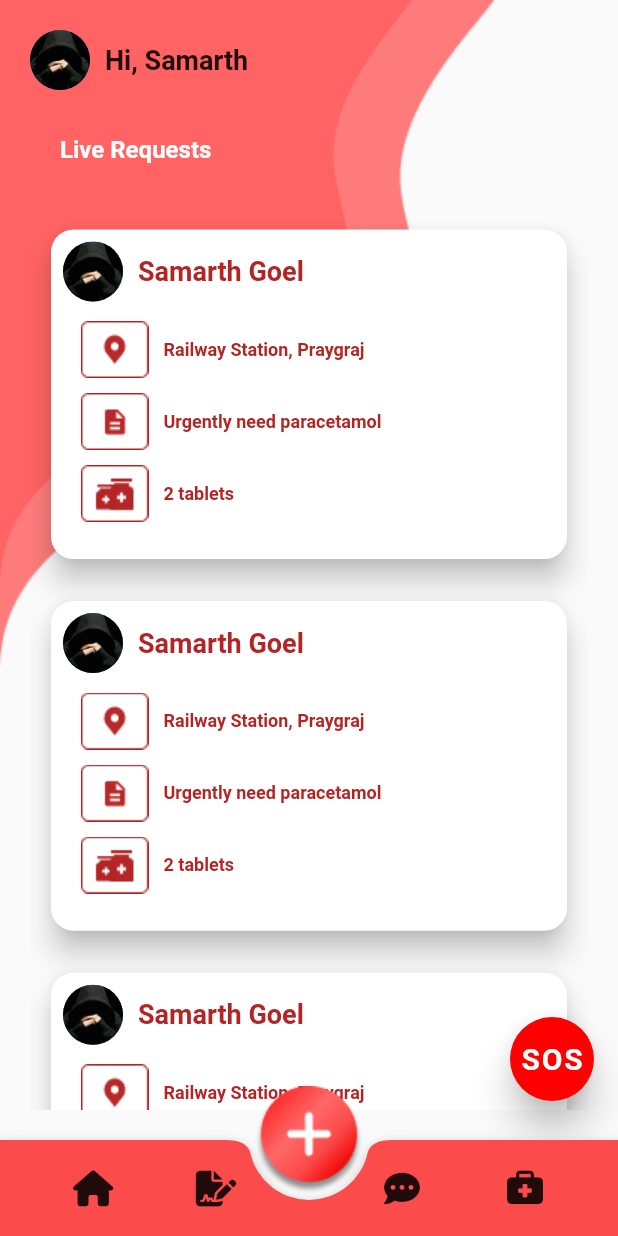
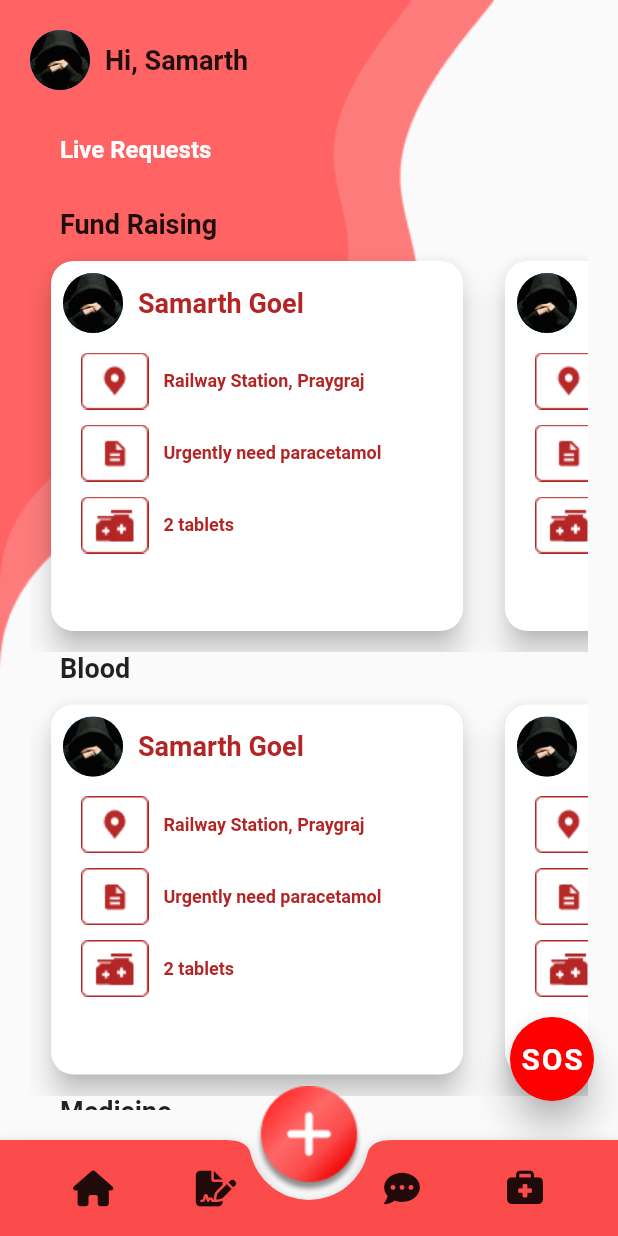
Before and after one commit to Sam-commit/Health-Emergency-App, a Flutter app: the screen it shows after launch, on a phone screen of 412 x 824 dp. Run offline on Flutter 3.47's test engine with Material 2 defaults, Android fonts, the phone set to English and light mode, and no system bars; our stand-ins replace firebase_core, firebase_messaging, flutter_local_notifications, font_awesome_flutter, toggle_switch; accounts and stored records are empty.

Commit message:
Added new Screens

```diff
--- a/pro_tec/lib/main.dart
+++ b/pro_tec/lib/main.dart
@@ -1,12 +1,50 @@
 import 'package:flutter/cupertino.dart';
 import 'package:flutter/material.dart';
+import 'package:pro_tec/widgets/category.dart';
 import 'package:pro_tec/widgets/my_card.dart';
 import 'package:font_awesome_flutter/font_awesome_flutter.dart';
 import 'package:pro_tec/my_requests.dart';
+import 'package:firebase_core/firebase_core.dart';
+import 'new_event.dart';
+import 'package:pro_tec/create_request.dart';
+import 'package:firebase_messaging/firebase_messaging.dart';
+import 'package:flutter_local_notifications/flutter_local_notifications.dart';
 
-void main() {
+Future<void> _firebaseMessagingBackgroundHandler(RemoteMessage message) async {
+  await Firebase.initializeApp();
+
+  print("Handling a background message: ${message.messageId}");
+}
+
+void main() async {
+  WidgetsFlutterBinding.ensureInitialized();
+  await Firebase.initializeApp();
+  // subscribe to topic on each app start-up
+  await FirebaseMessaging.instance.subscribeToTopic('message');
+
+  FirebaseMessaging.onBackgroundMessage(_firebaseMessagingBackgroundHandler);
+  await flutterLocalNotificationsPlugin
+      .resolvePlatformSpecificImplementation<
+          AndroidFlutterLocalNotificationsPlugin>()
+      ?.createNotificationChannel(channel);
+
+  await FirebaseMessaging.instance.setForegroundNotificationPresentationOptions(
+    alert: true,
+    badge: true,
+    sound: true,
+  );
   runApp(const MyApp());
 }
+
+const AndroidNotificationChannel channel = AndroidNotificationChannel(
+  'high_importance_channel', // id
+  'High Importance Notifications', // title
+  description:
+      "This channel is used for important notifications.", // description
+  importance: Importance.high,
+);
+final FlutterLocalNotificationsPlugin flutterLocalNotificationsPlugin =
+    FlutterLocalNotificationsPlugin();
 
 class MyApp extends StatelessWidget {
   const MyApp({Key? key}) : super(key: key);
@@ -19,7 +57,9 @@ class MyApp extends StatelessWidget {
           body: HomePage(),
           floatingActionButtonLocation:
               FloatingActionButtonLocation.centerDocked,
-          floatingActionButton: Image(image: AssetImage("images/button.png"),),
+          floatingActionButton: Image(
+            image: AssetImage("images/button.png"),
+          ),
           bottomNavigationBar: BottomAppBar(
             elevation: 5,
             shape: CircularNotchedRectangle(),
@@ -41,16 +81,14 @@ class MyApp extends StatelessWidget {
                               icon: FaIcon(FontAwesomeIcons.house)),
                         ),
                         Padding(
-                          padding: const EdgeInsets.all(8.0),
-                          child: IconButton(
-                              onPressed: () {},
-                              icon: FaIcon(FontAwesomeIcons.fileSignature))
-                        ),
+                            padding: const EdgeInsets.all(8.0),
+                            child: IconButton(
+                                onPressed: () {},
+                                icon: FaIcon(FontAwesomeIcons.fileSignature))),
                       ],
                     ),
                   ),
                 ),
-
                 Expanded(
                   child: Padding(
                     padding: const EdgeInsets.symmetric(horizontal: 30),
@@ -61,7 +99,7 @@ class MyApp extends StatelessWidget {
                           padding: const EdgeInsets.all(8.0),
                           child: IconButton(
                               onPressed: () {},
-                              icon:FaIcon(FontAwesomeIcons.solidCommentDots)),
+                              icon: FaIcon(FontAwesomeIcons.solidCommentDots)),
                         ),
                         Padding(
                           padding: const EdgeInsets.all(8.0),
@@ -73,8 +111,6 @@ class MyApp extends StatelessWidget {
                     ),
                   ),
                 ),
-
-
               ],
             ),
           ),
@@ -92,6 +128,68 @@ class HomePage extends StatefulWidget {
 }
 
 class _HomePageState extends State<HomePage> {
+  @override
+  void initState() {
+    super.initState();
+    var initializationSettingsAndroid =
+        new AndroidInitializationSettings('ic_launcher');
+    var initialzationSettingsAndroid =
+        AndroidInitializationSettings('@mipmap/ic_launcher');
+    var initializationSettings =
+        InitializationSettings(android: initialzationSettingsAndroid);
+    flutterLocalNotificationsPlugin.initialize(initializationSettings);
+
+    FirebaseMessaging.onMessage.listen((RemoteMessage message) {
+      RemoteNotification notification = message.notification!;
+      AndroidNotification android = message.notification!.android!;
+      if (notification != null && android != null) {
+        flutterLocalNotificationsPlugin.show(
+            notification.hashCode,
+            notification.title,
+            notification.body,
+            NotificationDetails(
+              android: AndroidNotificationDetails(
+                channel.id,
+                channel.name,
+                channelDescription: channel.description,
+                color: Colors.blue,
+                // TODO add a proper drawable resource to android, for now using
+                //      one that already exists in example app.
+                icon: "@mipmap/ic_launcher",
+              ),
+            ));
+      }
+    });
+
+    FirebaseMessaging.onMessageOpenedApp.listen((RemoteMessage message) {
+      RemoteNotification notification = message.notification!;
+      AndroidNotification android = message.notification!.android!;
+      if (notification != null && android != null) {
+        showDialog(
+            context: context,
+            builder: (_) {
+              return AlertDialog(
+                title: Text(notification.title!),
+                content: SingleChildScrollView(
+                  child: Column(
+                    crossAxisAlignment: CrossAxisAlignment.start,
+                    children: [Text(notification.body!)],
+                  ),
+                ),
+              );
+            });
+      }
+    });
+
+    getToken();
+  }
+
+  String token = "";
+  getToken() async {
+    token = (await FirebaseMessaging.instance.getToken())!;
+    print(token);
+  }
+
   @override
   Widget build(BuildContext context) {
     return SafeArea(
@@ -153,10 +251,10 @@ class _HomePageState extends State<HomePage> {
                     child: Container(
                       child: ListView(
                         children: [
-                          MyCard(),
-                          MyCard(),
-                          MyCard(),
-                          MyCard(),
+                          Category(name: "Fund Raising", data: [1, 2, 3, 4]),
+                          Category(name: "Blood ", data: [1, 2, 3, 4]),
+                          Category(name: "Medicine", data: [1, 2, 3, 4]),
+                          Category(name: "Others", data: [1, 2, 3, 4]),
                         ],
                       ),
                     ),
--- /dev/null
+++ b/pro_tec/lib/widgets/category.dart
@@ -0,0 +1,45 @@
+import 'package:flutter/material.dart';
+import 'my_card.dart';
+
+
+class Category extends StatefulWidget {
+  Category({required this.name, required this.data});
+
+  String name;
+  List<dynamic> data;
+
+  @override
+  _CategoryState createState() => _CategoryState();
+}
+
+class _CategoryState extends State<Category> {
+  @override
+  Widget build(BuildContext context) {
+    return Container(
+      child: Column(
+        crossAxisAlignment: CrossAxisAlignment.start,
+        children: [
+          Padding(
+            padding: const EdgeInsets.only(left: 20),
+            child: Text(
+              widget.name,
+              style: TextStyle(fontWeight: FontWeight.bold, fontSize: 18),
+            ),
+          ),
+          Container(
+            height: MediaQuery.of(context).size.height / 3,
+            width: MediaQuery.of(context).size.width,
+            child: ListView.builder(
+              itemCount: widget.data.length,
+              itemBuilder: (BuildContext context,int index){
+                return MyCard();
+              },
+              scrollDirection: Axis.horizontal,
+
+            ),
+          )
+        ],
+      ),
+    );
+  }
+}
--- a/pro_tec/lib/widgets/my_card.dart
+++ b/pro_tec/lib/widgets/my_card.dart
@@ -15,7 +15,7 @@ class MyCard extends StatelessWidget {
 
         child: Container(
           height: MediaQuery.of(context).size.height/3.75,
-          //width: MediaQuery.of(context).size.width/3,
+          width: MediaQuery.of(context).size.width/1.5,
           child: Column(
             children: [
               Padding(
--- a/pro_tec/pubspec.yaml
+++ b/pro_tec/pubspec.yaml
@@ -36,6 +36,10 @@ dependencies:
   cupertino_icons: ^1.0.2
   font_awesome_flutter: ^10.1.0
   toggle_switch: ^1.4.0
+  firebase_messaging: ^11.2.12
+  firebase_core: ^1.14.0
+  flutter_local_notifications: ^9.4.0
+
 
 
 dev_dependencies:
```
Also changed, not shown: pro_tec/lib/create_request.dart (added, +75 -0 lines), pro_tec/lib/new_event.dart (added, +145 -0 lines), pro_tec/images/back1.png (added), pro_tec/images/back2.png (added), pro_tec/images/blood.png (added), pro_tec/images/money.png (added), pro_tec/images/pic.png (added), pro_tec/lib/networking.dart (added), pro_tec/pubspec.lock, 4 other files.
